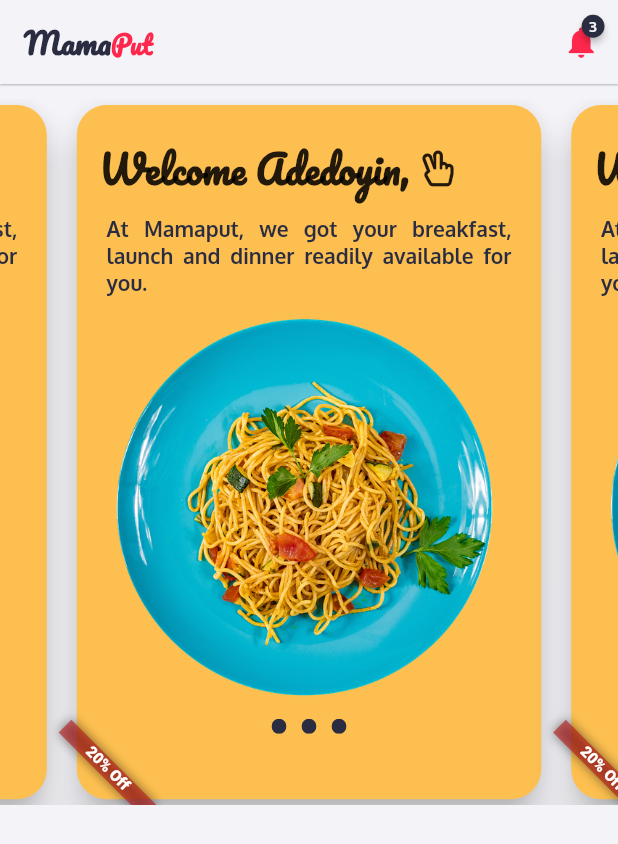
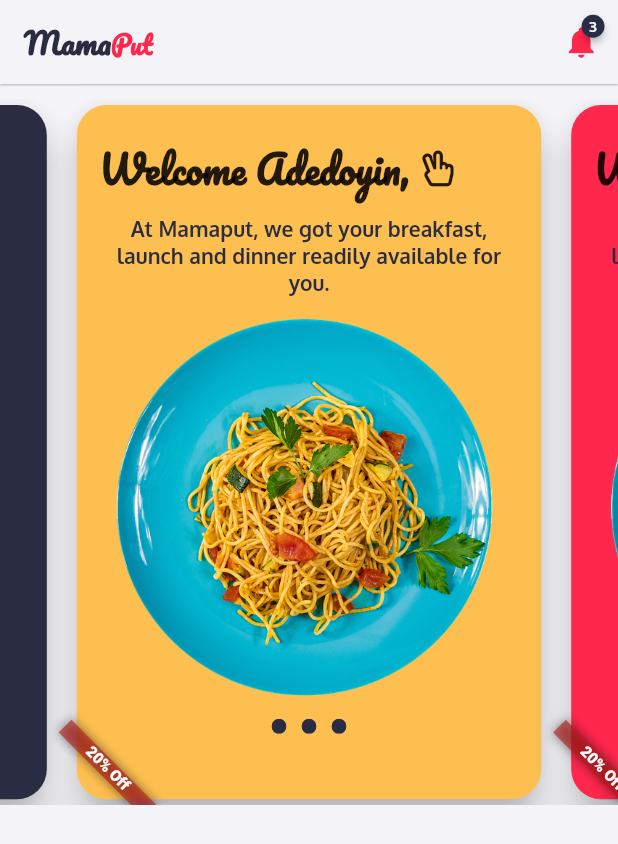
Before and after one commit to DevAdedoyin/MamaPut, a Flutter app: the screen it shows after launch, on a phone screen of 412 x 824 dp. Shown: the top 844 px of the screen. Run offline on Flutter 3.47's test engine with Material 2 defaults, Android fonts, the phone set to English and light mode, and no system bars; drawn by our look-alikes of badges, carousel_slider; our stand-ins replace font_awesome_flutter.

Commit message:
Banner: Card color\

```diff
--- a/lib/screens/home/home.dart
+++ b/lib/screens/home/home.dart
@@ -58,13 +58,13 @@ class HomeScreen extends StatelessWidget {
               child: Column(children: [
                 CarouselSlider.builder(
                     itemCount: 3,
-                    itemBuilder: (_, num1, num2) {
-                      return const BannerWidget();
+                    itemBuilder: (_, index, __) {
+                      return BannerWidget(index);
                     },
                     options: CarouselOptions(
-                        aspectRatio: 7 / 8,
-                        autoPlay: true,
-                        )),
+                      aspectRatio: 7 / 8,
+                      autoPlay: true,
+                    )),
               ]),
             )),
       ),
--- a/lib/screens/home/home_widgets/banner.dart
+++ b/lib/screens/home/home_widgets/banner.dart
@@ -6,7 +6,11 @@ import 'package:mama_put/constants/size_constants.dart';
 import 'package:mama_put/constants/text_constants.dart';
 
 class BannerWidget extends StatelessWidget {
-  const BannerWidget({Key? key}) : super(key: key);
+  final int index;
+  BannerWidget(
+    this.index, {
+    Key? key,
+  }) : super(key: key);
 
   @override
   Widget build(BuildContext context) {
@@ -17,7 +21,7 @@ class BannerWidget extends StatelessWidget {
         location: BannerLocation.bottomStart,
         child: Card(
           elevation: 10,
-          color: ColorConstants.tertiaryColor,
+          color: _colors[index],
           shape: RoundedRectangleBorder(
             borderRadius: BorderRadius.circular(20),
           ),
@@ -41,7 +45,7 @@ class BannerWidget extends StatelessWidget {
                 margin: SizeConstants.spacing(10.0, 10.0),
                 child: Text(
                   'At Mamaput, we got your breakfast, launch and dinner readily available for you.',
-                  textAlign: TextAlign.justify,
+                  textAlign: TextAlign.center,
                   style: TextConstants.smallFont(ColorConstants.primaryColor),
                 ),
               ),
@@ -67,4 +71,10 @@ class BannerWidget extends StatelessWidget {
       ),
     );
   }
+
+  static const _colors = {
+    0: ColorConstants.tertiaryColor,
+    1: ColorConstants.secondaryColor,
+    2: ColorConstants.primaryColor
+  };
 }
```
